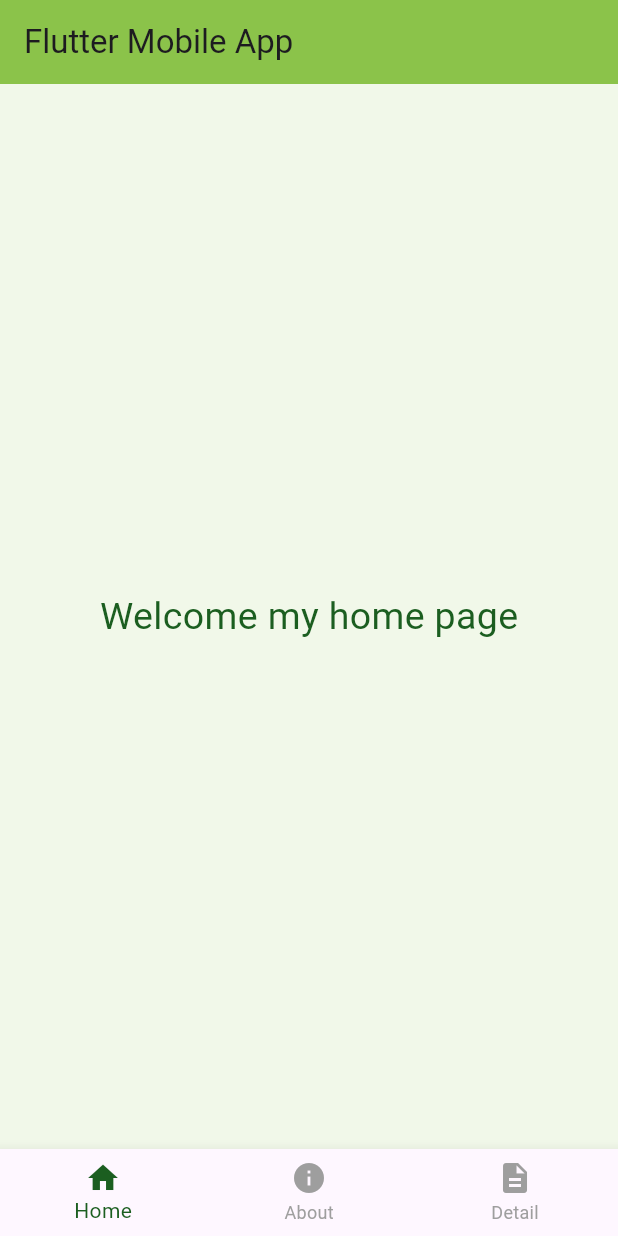
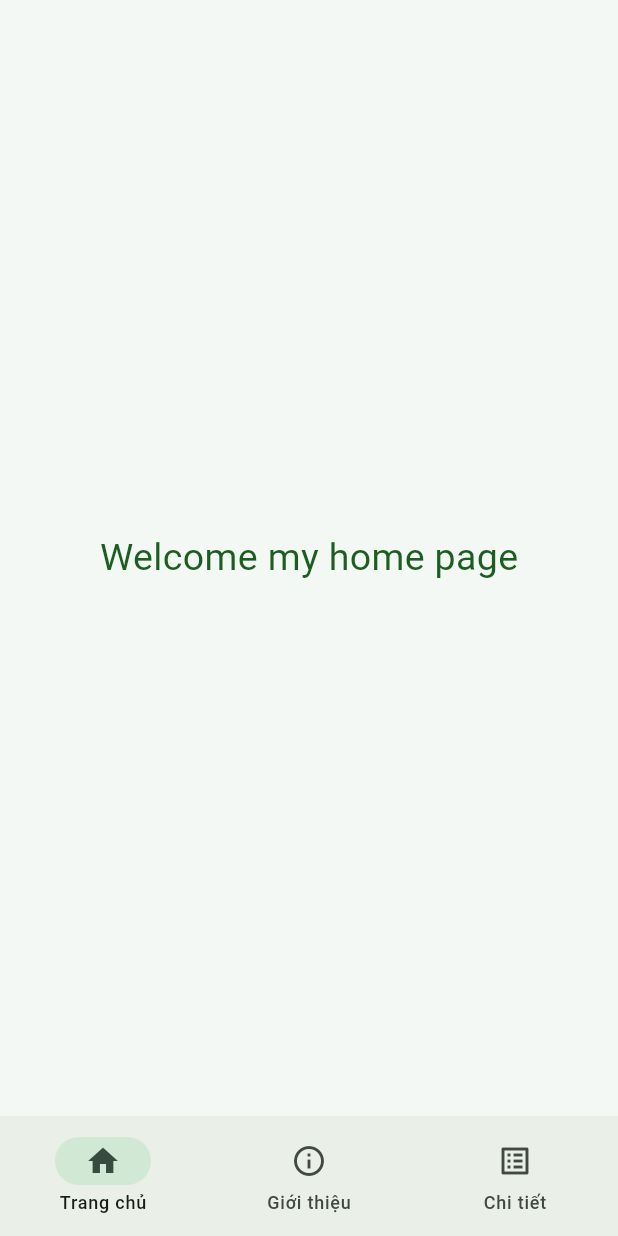
Before and after one commit to LonelyChromosome/testex, a Flutter app: the screen it shows after launch, on a phone screen of 412 x 824 dp. Run offline on Flutter 3.47's test engine with Material 3 defaults, Android fonts, the phone set to English and light mode, and no system bars.

Commit message:
feat: implement bottom navigation with three tabs

```diff
--- a/lib/main.dart
+++ b/lib/main.dart
@@ -1,11 +1,9 @@
-import "package:flutter/material.dart";
-import "Home.dart";
-import "About.dart";
-import "Detail.dart";
+import 'package:flutter/material.dart';
+import 'Home.dart';
+import 'About.dart';
+import 'Detail.dart';
 
-void main() {
-  runApp(const MyApp());
-}
+void main() => runApp(const MyApp());
 
 class MyApp extends StatefulWidget {
   const MyApp({super.key});
@@ -15,50 +13,28 @@ class MyApp extends StatefulWidget {
 }
 
 class _MyAppState extends State<MyApp> {
-  int index = 0;
-
-  final List<Widget> pages = const [
-    Home(),
-    About(),
-    Detail(),
-  ];
+  int currentIndex = 0;
+  final pages = const [Home(), About(), Detail()];
 
   @override
   Widget build(BuildContext context) {
     return MaterialApp(
       debugShowCheckedModeBanner: false,
+      title: 'Student Planner',
       theme: ThemeData(
-        primarySwatch: Colors.lightGreen,
-        scaffoldBackgroundColor: Colors.lightGreen.shade50,
+        useMaterial3: true,
+        colorScheme: ColorScheme.fromSeed(seedColor: const Color(0xFF347D55)),
+        scaffoldBackgroundColor: const Color(0xFFF4F8F4),
       ),
       home: Scaffold(
-        appBar: AppBar(
-          title: const Text("Flutter Mobile App"),
-          backgroundColor: Colors.lightGreen,
-        ),
-        body: pages[index],
-        bottomNavigationBar: BottomNavigationBar(
-          currentIndex: index,
-          selectedItemColor: Colors.green.shade900,
-          unselectedItemColor: Colors.grey,
-          onTap: (value) {
-            setState(() {
-              index = value;
-            });
-          },
-          items: const [
-            BottomNavigationBarItem(
-              icon: Icon(Icons.home),
-              label: "Home",
-            ),
-            BottomNavigationBarItem(
-              icon: Icon(Icons.info),
-              label: "About",
-            ),
-            BottomNavigationBarItem(
-              icon: Icon(Icons.description),
-              label: "Detail",
-            ),
+        body: SafeArea(child: IndexedStack(index: currentIndex, children: pages)),
+        bottomNavigationBar: NavigationBar(
+          selectedIndex: currentIndex,
+          onDestinationSelected: (value) => setState(() => currentIndex = value),
+          destinations: const [
+            NavigationDestination(icon: Icon(Icons.home_outlined), selectedIcon: Icon(Icons.home), label: 'Trang chủ'),
+            NavigationDestination(icon: Icon(Icons.info_outline), selectedIcon: Icon(Icons.info), label: 'Giới thiệu'),
+            NavigationDestination(icon: Icon(Icons.list_alt_outlined), selectedIcon: Icon(Icons.list_alt), label: 'Chi tiết'),
           ],
         ),
       ),
```
